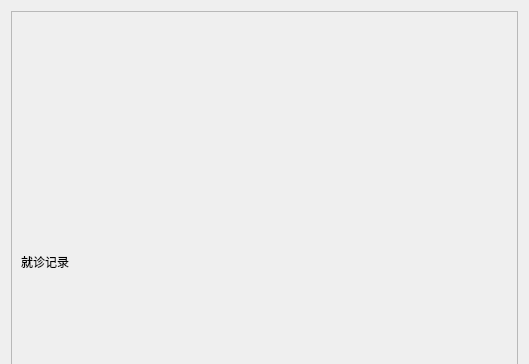
laonuo2004/cpp-qt-medical-system, file code/patientreportwidget.ui: the form before one commit; both pictures show x 0 to 529 and y 0 to 364 of the 529 by 523 pixel window.
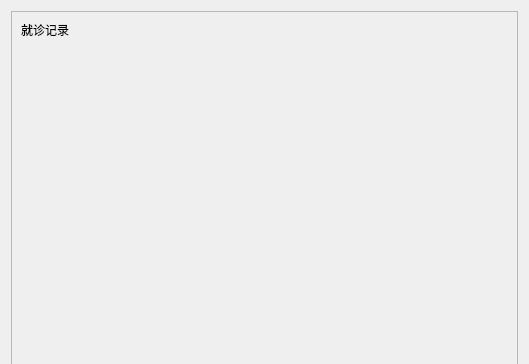
The form after the commit.

```diff
--- a/code/patientreportwidget.ui
+++ b/code/patientreportwidget.ui
@@ -46,6 +46,19 @@
          </property>
         </layout>
        </item>
+       <item>
+        <spacer name="verticalSpacer">
+         <property name="orientation">
+          <enum>Qt::Vertical</enum>
+         </property>
+         <property name="sizeHint" stdset="0">
+          <size>
+           <width>20</width>
+           <height>40</height>
+          </size>
+         </property>
+        </spacer>
+       </item>
       </layout>
      </widget>
     </widget>
```
